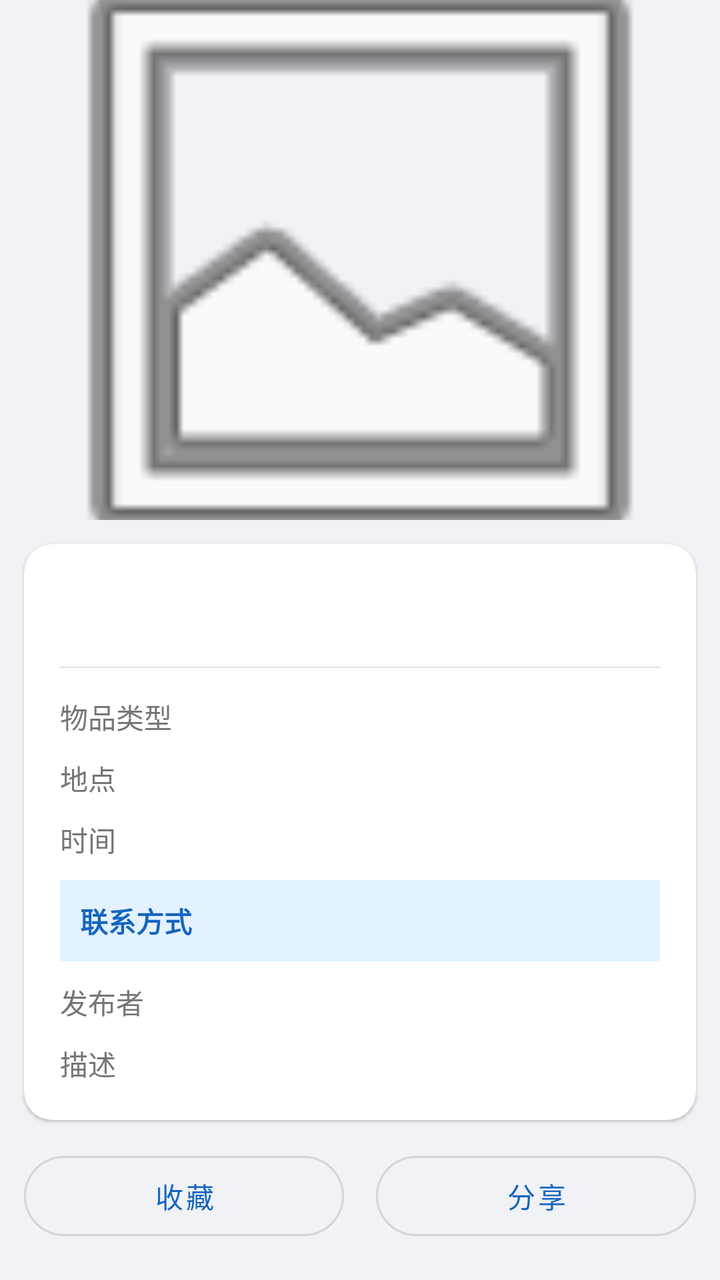
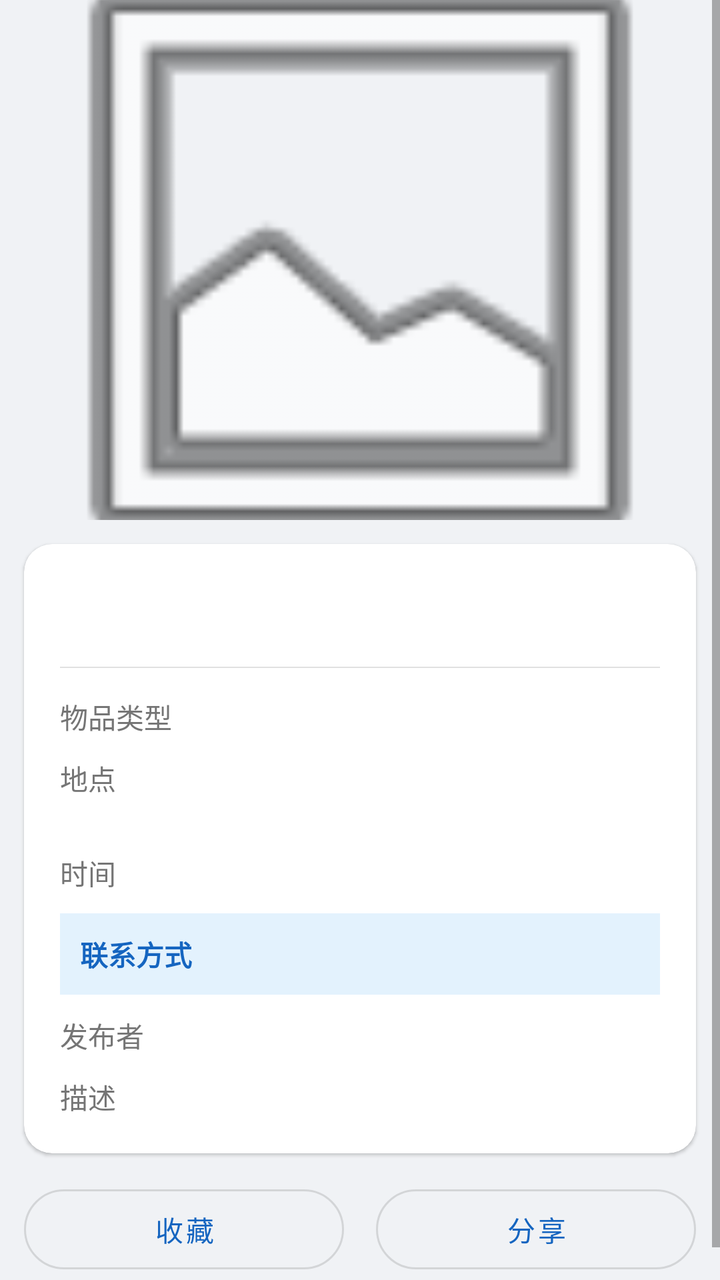

The first picture is an Android layout as it rendered before a commit; the second is the same layout after the commit. The layout source and the unified diff follow.
<!-- AndroidManifest.xml: application theme Theme.CampusLostFound -->
<!-- res/layout/activity_detail.xml -->
<?xml version="1.0" encoding="utf-8"?>
<ScrollView xmlns:android="http://schemas.android.com/apk/res/android"
    xmlns:app="http://schemas.android.com/apk/res-auto"
    android:layout_width="match_parent"
    android:layout_height="match_parent"
    android:background="@color/gray_bg">

    <LinearLayout
        android:layout_width="match_parent"
        android:layout_height="wrap_content"
        android:orientation="vertical">

        <ImageView
            android:id="@+id/ivDetailImage"
            android:layout_width="match_parent"
            android:layout_height="260dp"
            android:scaleType="centerCrop"
            android:src="@android:drawable/ic_menu_gallery"
            android:contentDescription="物品图片" />

        <com.google.android.material.card.MaterialCardView
            android:layout_width="match_parent"
            android:layout_height="wrap_content"
            android:layout_margin="12dp"
            app:cardCornerRadius="14dp"
            app:cardElevation="1dp"
            app:cardBackgroundColor="@color/card_white"
            app:strokeWidth="0dp">

            <LinearLayout
                android:layout_width="match_parent"
                android:layout_height="wrap_content"
                android:orientation="vertical"
                android:padding="18dp">

                <LinearLayout
                    android:layout_width="match_parent"
                    android:layout_height="wrap_content"
                    android:orientation="horizontal"
                    android:gravity="center_vertical">

                    <TextView
                        android:id="@+id/tvDetailType"
                        android:layout_width="wrap_content"
                        android:layout_height="wrap_content"
                        android:textSize="12sp"
                        android:paddingStart="10dp"
                        android:paddingEnd="10dp"
                        android:paddingTop="4dp"
                        android:paddingBottom="4dp"
                        android:textColor="@color/white" />

                    <TextView
                        android:id="@+id/tvDetailName"
                        android:layout_width="0dp"
                        android:layout_height="wrap_content"
                        android:layout_weight="1"
                        android:textSize="22sp"
                        android:textStyle="bold"
                        android:textColor="@color/text_primary"
                        android:layout_marginStart="14dp" />
                </LinearLayout>

                <View
                    android:layout_width="match_parent"
                    android:layout_height="0.5dp"
                    android:background="@color/divider"
                    android:layout_marginTop="14dp"
                    android:layout_marginBottom="14dp" />

                <LinearLayout
                    android:layout_width="match_parent"
                    android:layout_height="wrap_content"
                    android:orientation="horizontal"
                    android:layout_marginBottom="10dp">

                    <TextView
                        android:layout_width="80dp"
                        android:layout_height="wrap_content"
                        android:text="物品类型"
                        android:textColor="@color/text_secondary"
                        android:textSize="14sp" />

                    <TextView
                        android:id="@+id/tvDetailCategory"
                        android:layout_width="0dp"
                        android:layout_height="wrap_content"
                        android:layout_weight="1"
                        android:textSize="14sp"
                        android:textColor="@color/text_primary" />
                </LinearLayout>

                <LinearLayout
                    android:layout_width="match_parent"
                    android:layout_height="wrap_content"
                    android:orientation="horizontal"
                    android:layout_marginBottom="10dp">

                    <TextView
                        android:layout_width="80dp"
                        android:layout_height="wrap_content"
                        android:text="地点"
                        android:textColor="@color/text_secondary"
                        android:textSize="14sp" />

                    <TextView
                        android:id="@+id/tvDetailLocation"
                        android:layout_width="0dp"
                        android:layout_height="wrap_content"
                        android:layout_weight="1"
                        android:textSize="14sp"
                        android:textColor="@color/text_primary" />
                </LinearLayout>

                <LinearLayout
                    android:layout_width="match_parent"
                    android:layout_height="wrap_content"
                    android:orientation="horizontal"
                    android:layout_marginBottom="10dp">

                    <TextView
                        android:layout_width="80dp"
                        android:layout_height="wrap_content"
                        android:text="时间"
                        android:textColor="@color/text_secondary"
                        android:textSize="14sp" />

                    <TextView
                        android:id="@+id/tvDetailTime"
                        android:layout_width="0dp"
                        android:layout_height="wrap_content"
                        android:layout_weight="1"
                        android:textSize="14sp"
                        android:textColor="@color/text_primary" />
                </LinearLayout>

                <LinearLayout
                    android:layout_width="match_parent"
                    android:layout_height="wrap_content"
                    android:orientation="horizontal"
                    android:layout_marginBottom="10dp"
                    android:background="@color/primary_light"
                    android:padding="10dp"
                    android:gravity="center_vertical">

                    <TextView
                        android:layout_width="80dp"
                        android:layout_height="wrap_content"
                        android:text="联系方式"
                        android:textColor="@color/primary"
                        android:textSize="14sp"
                        android:textStyle="bold" />

                    <TextView
                        android:id="@+id/tvDetailContact"
                        android:layout_width="0dp"
                        android:layout_height="wrap_content"
                        android:layout_weight="1"
                        android:textSize="15sp"
                        android:textColor="@color/primary"
                        android:textStyle="bold" />
                </LinearLayout>

                <LinearLayout
                    android:layout_width="match_parent"
                    android:layout_height="wrap_content"
                    android:orientation="horizontal"
                    android:layout_marginBottom="10dp">

                    <TextView
                        android:layout_width="80dp"
                        android:layout_height="wrap_content"
                        android:text="发布者"
                        android:textColor="@color/text_secondary"
                        android:textSize="14sp" />

                    <TextView
                        android:id="@+id/tvDetailPublisher"
                        android:layout_width="0dp"
                        android:layout_height="wrap_content"
                        android:layout_weight="1"
                        android:textSize="14sp"
                        android:textColor="@color/text_primary" />
                </LinearLayout>

                <LinearLayout
                    android:layout_width="match_parent"
                    android:layout_height="wrap_content"
                    android:orientation="horizontal">

                    <TextView
                        android:layout_width="80dp"
                        android:layout_height="wrap_content"
                        android:text="描述"
                        android:textColor="@color/text_secondary"
                        android:textSize="14sp" />

                    <TextView
                        android:id="@+id/tvDetailDescription"
                        android:layout_width="0dp"
                        android:layout_height="wrap_content"
                        android:layout_weight="1"
                        android:textSize="14sp"
                        android:textColor="@color/text_primary" />
                </LinearLayout>

            </LinearLayout>
        </com.google.android.material.card.MaterialCardView>

        <com.google.android.material.card.MaterialCardView
            android:id="@+id/cardMap"
            android:layout_width="match_parent"
            android:layout_height="wrap_content"
            android:layout_marginStart="12dp"
            android:layout_marginEnd="12dp"
            android:layout_marginBottom="12dp"
            app:cardCornerRadius="14dp"
            app:cardElevation="1dp"
            app:cardBackgroundColor="@color/card_white"
            app:strokeWidth="0dp"
            android:visibility="gone">

            <LinearLayout
                android:layout_width="match_parent"
                android:layout_height="wrap_content"
                android:orientation="vertical"
                android:padding="18dp">

                <TextView
                    android:layout_width="wrap_content"
                    android:layout_height="wrap_content"
                    android:text="地点标记"
                    android:textSize="15sp"
                    android:textColor="@color/text_primary"
                    android:textStyle="bold"
                    android:layout_marginBottom="10dp" />

                <ImageView
                    android:id="@+id/ivStaticMap"
                    android:layout_width="match_parent"
                    android:layout_height="200dp"
                    android:scaleType="centerCrop"
                    android:contentDescription="地图" />

                <TextView
                    android:id="@+id/tvMapCoords"
                    android:layout_width="match_parent"
                    android:layout_height="wrap_content"
                    android:textSize="12sp"
                    android:textColor="@color/text_secondary"
                    android:layout_marginTop="6dp" />

                <com.google.android.material.button.MaterialButton
                    android:id="@+id/btnNavigate"
                    style="@style/Widget.MaterialComponents.Button.OutlinedButton"
                    android:layout_width="match_parent"
                    android:layout_height="48dp"
                    android:text="一键导航"
                    android:layout_marginTop="10dp"
                    app:cornerRadius="24dp" />

            </LinearLayout>
        </com.google.android.material.card.MaterialCardView>

        <LinearLayout
            android:layout_width="match_parent"
            android:layout_height="wrap_content"
            android:orientation="horizontal"
            android:paddingStart="12dp"
            android:paddingEnd="12dp"
            android:paddingBottom="16dp">

            <com.google.android.material.button.MaterialButton
                android:id="@+id/btnFavorite"
                style="@style/Widget.MaterialComponents.Button.OutlinedButton"
                android:layout_width="0dp"
                android:layout_height="52dp"
                android:layout_weight="1"
                android:text="收藏"
                android:layout_marginEnd="8dp"
                app:cornerRadius="26dp" />

            <com.google.android.material.button.MaterialButton
                android:id="@+id/btnShare"
                style="@style/Widget.MaterialComponents.Button.OutlinedButton"
                android:layout_width="0dp"
                android:layout_height="52dp"
                android:layout_weight="1"
                android:text="分享"
                android:layout_marginStart="8dp"
                app:cornerRadius="26dp" />

        </LinearLayout>

    </LinearLayout>
</ScrollView>
<!-- resources referenced by this layout -->
<resources>
  <color name="card_white">#FFFFFFFF</color>
  <color name="divider">#FFE0E0E0</color>
  <color name="gray_bg">#FFF0F2F5</color>
  <color name="primary">#FF1565C0</color>
  <color name="primary_light">#FFE3F2FD</color>
  <color name="text_primary">#FF212121</color>
  <color name="text_secondary">#FF757575</color>
  <color name="white">#FFFFFFFF</color>
  <style name="Theme.CampusLostFound" parent="Theme.MaterialComponents.Light.NoActionBar">
          <item name="colorPrimary">@color/primary</item>
          <item name="colorPrimaryDark">@color/primary_dark</item>
          <item name="colorAccent">@color/accent</item>
          <item name="android:statusBarColor">@color/primary_dark</item>
          <item name="android:navigationBarColor">@color/white</item>
          <item name="android:windowLightStatusBar">false</item>
          <item name="bottomNavigationStyle">@style/BottomNavStyle</item>
      </style>
  <color name="primary_dark">#FF0D47A1</color>
  <color name="accent">#FFFF6D00</color>
  <style name="BottomNavStyle" parent="Widget.MaterialComponents.BottomNavigationView">
          <item name="android:background">@color/card_white</item>
          <item name="itemTextColor">@color/text_secondary</item>
          <item name="itemIconTint">@color/text_secondary</item>
      </style>
</resources>

<!-- the commit's change to res/layout/activity_detail.xml (unified diff, before → after) -->
@@ -103,13 +103,27 @@
                         android:textColor="@color/text_secondary"
                         android:textSize="14sp" />
 
-                    <TextView
-                        android:id="@+id/tvDetailLocation"
-                        android:layout_width="0dp"
-                        android:layout_height="wrap_content"
-                        android:layout_weight="1"
-                        android:textSize="14sp"
-                        android:textColor="@color/text_primary" />
+                    <LinearLayout
+                        android:layout_width="0dp"
+                        android:layout_height="wrap_content"
+                        android:layout_weight="1"
+                        android:orientation="vertical">
+
+                        <TextView
+                            android:id="@+id/tvDetailLocation"
+                            android:layout_width="match_parent"
+                            android:layout_height="wrap_content"
+                            android:textSize="14sp"
+                            android:textColor="@color/text_primary" />
+
+                        <TextView
+                            android:id="@+id/tvDetailAddress"
+                            android:layout_width="match_parent"
+                            android:layout_height="wrap_content"
+                            android:textSize="12sp"
+                            android:textColor="@color/text_hint"
+                            android:layout_marginTop="2dp" />
+                    </LinearLayout>
                 </LinearLayout>
 
                 <LinearLayout
@@ -255,9 +269,10 @@
                     style="@style/Widget.MaterialComponents.Button.OutlinedButton"
                     android:layout_width="match_parent"
                     android:layout_height="48dp"
-                    android:text="一键导航"
+                    android:text="打开高德地图导航"
                     android:layout_marginTop="10dp"
-                    app:cornerRadius="24dp" />
+                    app:cornerRadius="24dp"
+                    app:icon="@android:drawable/ic_menu_mapmode" />
 
             </LinearLayout>
         </com.google.android.material.card.MaterialCardView>
<!-- resource entries referenced after the edit -->
@@ -5,6 +5,7 @@
   <color name="gray_bg">#FFF0F2F5</color>
   <color name="primary">#FF1565C0</color>
   <color name="primary_light">#FFE3F2FD</color>
+  <color name="text_hint">#FFBDBDBD</color>
   <color name="text_primary">#FF212121</color>
   <color name="text_secondary">#FF757575</color>
   <color name="white">#FFFFFFFF</color>
